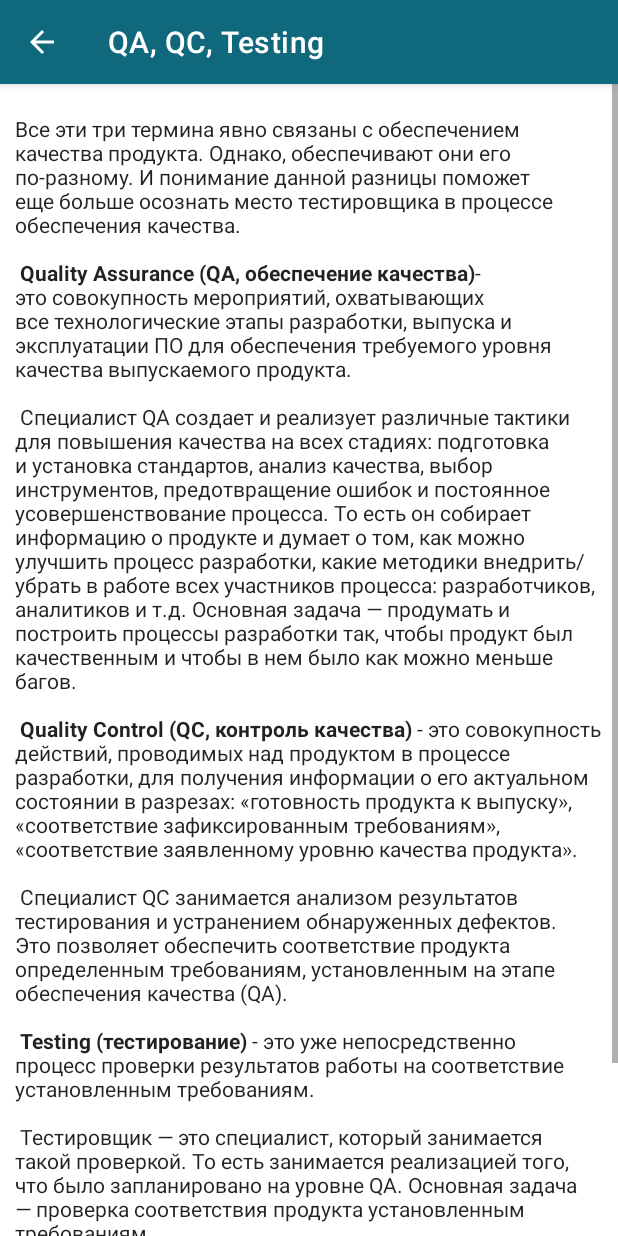
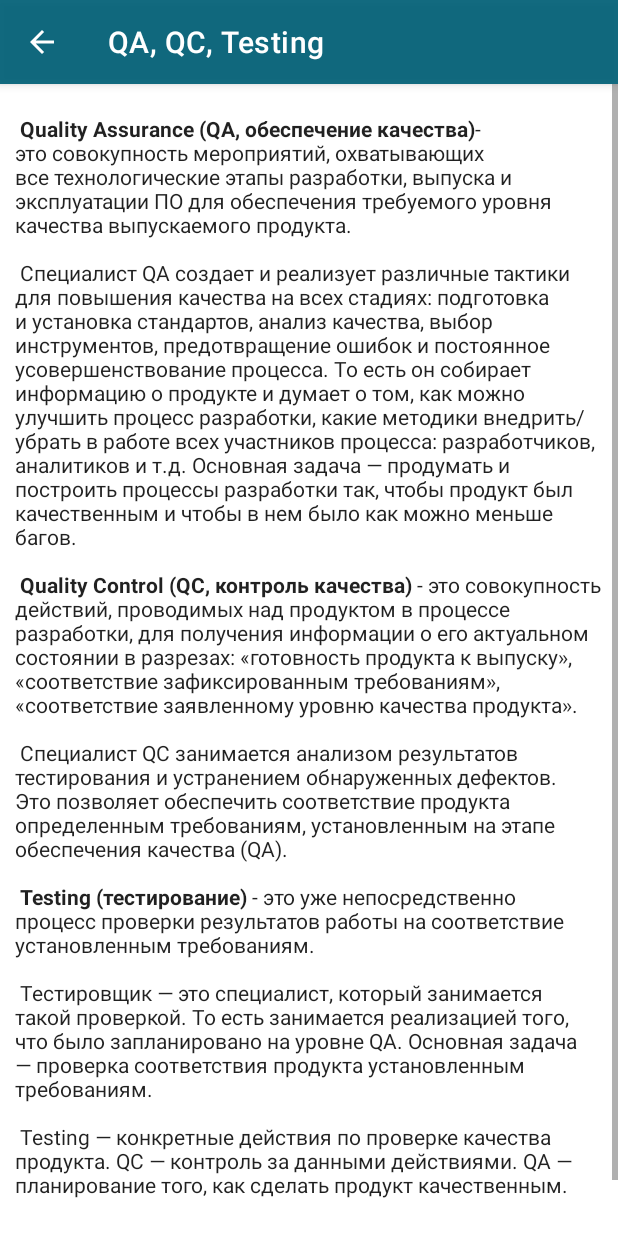
Before and after one commit to rsmvdeellc/qaap, an Android app: the ThirdActivity screen opened directly, with no data from a screen before it, on a phone screen of 412 x 824 dp. Run offline under Robolectric (Android 15) with nearby library versions, the phone set to English and light mode, and no system bars.

Commit message:
Text editing

```diff
--- a/app/src/main/res/values/strings.xml
+++ b/app/src/main/res/values/strings.xml
@@ -6,7 +6,7 @@
         <b>Целью тестирования</b> является предоставление заинтересованным лицам информации об актуальном состоянии продукта. Сюда относятся проверки на выполненость требований, обнаружение и предотвращение дефектов, соответствие уровню качества. \n\n
         <b>Качество</b> - это совокупность характеристик продукта, которые относятся к способности продукта удовлетворить установленные и предполагаемые потребности. \n\n
         <b>Дефекты и ошибки</b> \n
-        Ошибка - это действие человека, которое приводит к неправильному результату. Дефект - это изъян, который возникает вследсвтвие допущенной ошибки и может привести к отказу. Отказ - это невыполнение своих функций ПО. Найденные в процессе тестирования деекты - это баги. \n\n
+        Ошибка - это действие человека, которое приводит к неправильному результату. Дефект - это изъян, который возникает вследсвтвие допущенной ошибки и может привести к отказу. Отказ - это невыполнение своих функций ПО. Найденные в процессе тестирования дефекты - это баги. \n\n
         <b>Серьезность и приоритет</b> - серьезность представляет техническое влияние ошибки на работоспособность самого ПО, а приоритет указывает на очередность выполнения задачи или устранения дефекта, т.е. точку зрения бизнеса.\n\n
         <b>Градация серьезности</b> \n
         1. Критическая (critical) - существование дефекта приводит к масштабным последствиям катастрофического характера, например: потеря данных, раскрытие конфиденциальной информации, нарушение ключевой функциональности приложения и т.д. \n
@@ -28,7 +28,7 @@
     6. <b>Тестирование зависит от контекста.</b> Методолгия, техники и типы тестирования зависят от сути объекта тестирования. Например, медицинское ПО потребует более тщательных проверок, чем, например, компьютерная игра, а сайт с высокой посещаемостью должен пройти более серьезные проверки производительности. \n\n
     7. <b>Заблуждение об отсутствии ошибок.</b> Суть принципа: отсутствие дефектов - необходимое, но не достаточное условие хорошего ПО. Есть и другие факторы, влияющие на качество продукта. \n\n\n\n
     </string>
-    <string name="test_qc">Все эти три термина явно связаны с обеспечением качества продукта. Однако, обеспечивают они его по-разному. И понимание данной разницы поможет еще больше осознать место тестировщика в процессе обеспечения качества. \n\n
+    <string name="test_qc">
     <b>Quality Assurance (QA, обеспечение качества)</b>- это совокупность мероприятий, охватывающих все технологические этапы разработки, выпуска и эксплуатации ПО для обеспечения требуемого уровня качества выпускаемого продукта. \n\n
     Специалист QA создает и реализует различные тактики для повышения качества на всех стадиях: подготовка и установка стандартов, анализ качества, выбор инструментов, предотвращение ошибок и постоянное усовершенствование процесса. То есть он собирает информацию о продукте и думает о том, как можно улучшить процесс разработки, какие методики внедрить/убрать в работе всех участников процесса: разработчиков, аналитиков и т.д. Основная задача — продумать и построить процессы разработки так, чтобы продукт был качественным и чтобы в нем было как можно меньше багов. \n\n
     <b>Quality Control (QC, контроль качества)</b> - это совокупность действий, проводимых над продуктом в процессе разработки, для получения информации о его актуальном состоянии в разрезах: «готовность продукта к выпуску», «соответствие зафиксированным требованиям», «соответствие заявленному уровню качества продукта». \n\n
```
